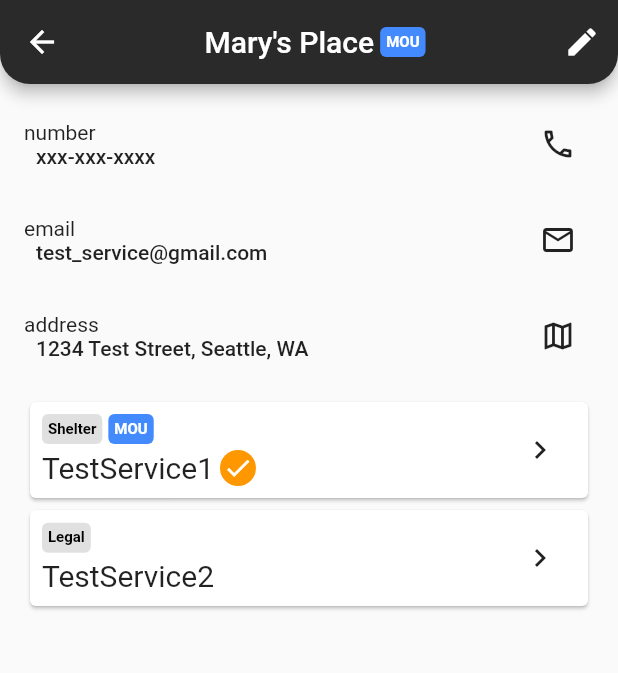
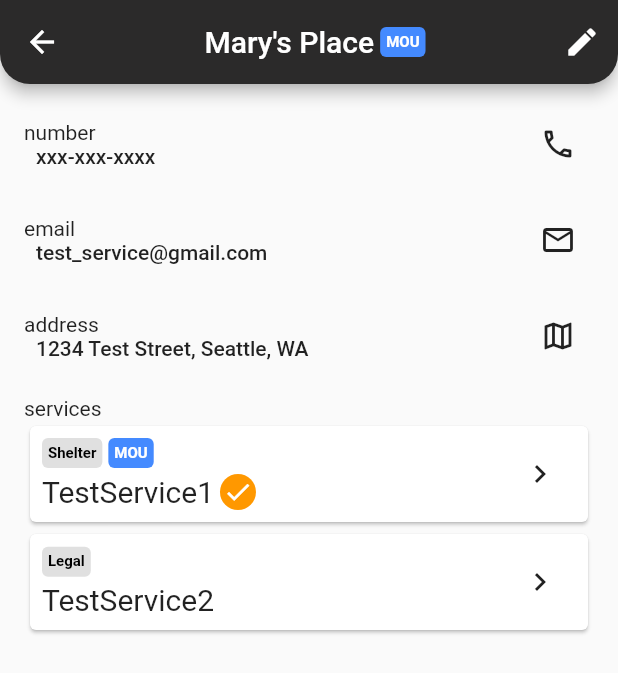
Before and after one commit to imjacobestep/honeycomb, a Flutter app: the screen it shows after launch, after a tap on "MOU", on a phone screen of 412 x 824 dp. Shown: the top 673 px of the screen. Run offline on Flutter 3.47's test engine with Material 2 defaults, Android fonts, the phone set to English and light mode, and no system bars; our stand-ins replace custom_navigation_bar, dot_navigation_bar, flutter_snake_navigationbar, google_nav_bar; missing offline and left inert: floating_navigation_bar, flutter_polygon, material_color_generator.

Commit message:
added services label to service list

```diff
--- a/honeycomb_test/lib/pages/provider_details.dart
+++ b/honeycomb_test/lib/pages/provider_details.dart
@@ -124,8 +124,16 @@ class ProviderDetailsState extends State<ProviderDetails> {
           detailListing("number", widget.provider.providerNumber),
           detailListing("email", widget.provider.providerEmail),
           detailListing("address", widget.provider.providerAddress),
+          Padding(
+            padding: const EdgeInsets.all(8.0),
+            child: Column(
+              crossAxisAlignment: CrossAxisAlignment.start,
+              children: [
+                Text(
+                  "services",
+                  style: Theme.of(context).textTheme.bodyText2,
+                ),
                 ListView.builder(
-            padding: const EdgeInsets.all(8),
                   shrinkWrap: true,
                   itemCount: widget.provider.serviceList.length,
                   itemBuilder: (BuildContext context, int index) {
@@ -134,6 +142,9 @@ class ProviderDetailsState extends State<ProviderDetails> {
                 ),
               ],
             ),
+          ),
+        ],
+      ),
       //bottomNavigationBar: BottomNavigationBar(items: [],),
     );
   }
```
Lines whose indentation alone changed are shown as unchanged.
